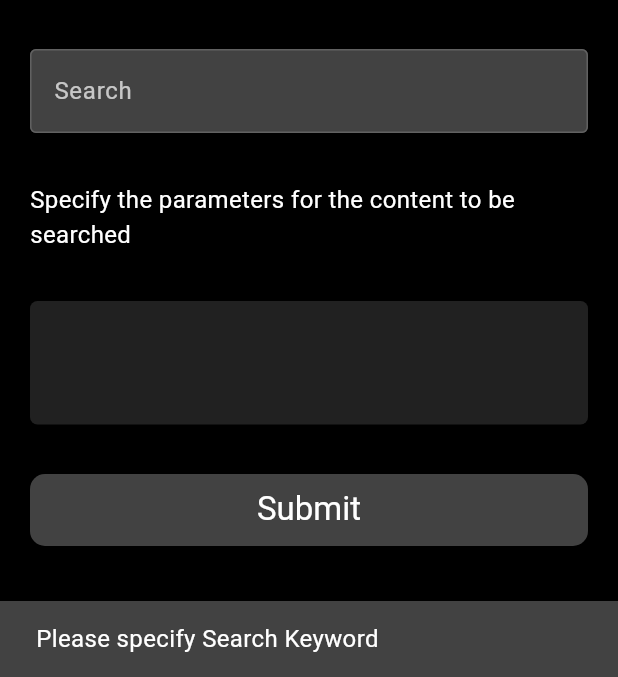
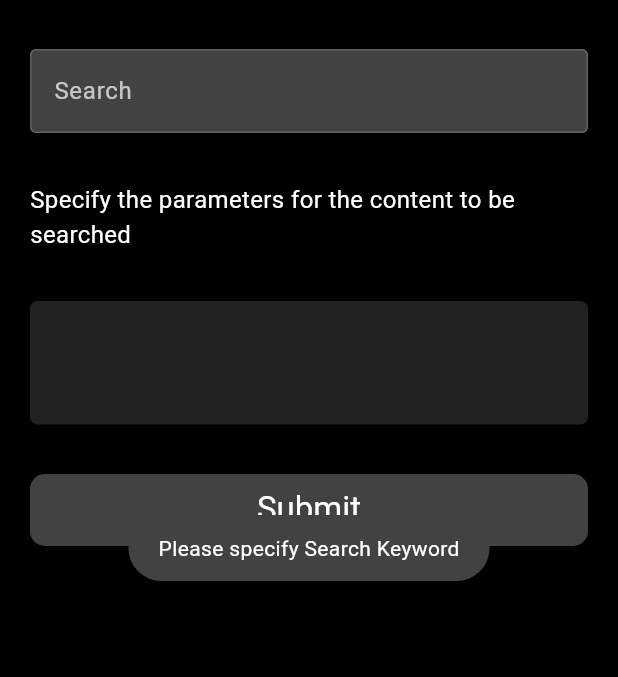
Before and after one commit to ARAVINDKARATE/itunesapp, a Flutter app: the screen it shows after launch, after a tap on "Submit", on a phone screen of 412 x 824 dp, the part 559-1236 px from its top. Run offline on Flutter 3.47's test engine with Material 3 defaults, Android fonts, the phone set to English and light mode, and no system bars; our stand-ins replace connectivity_plus, dio, flutter_markdown, flutter_riverpod, fluttertoast; missing offline and left inert: flutter_inappwebview, root_jailbreak_sniffer.

Commit message:
code optimization

```diff
--- a/lib/services/itunes_api_services.dart
+++ b/lib/services/itunes_api_services.dart
@@ -45,10 +45,10 @@ class ITunesApiService {
         final data = response.data is String ? jsonDecode(response.data) : response.data;
         return ITunesResponse.fromJson(data);
       } else {
-        throw Exception('Failed to load media items');
+        throw Exception('Failed to load media items: ${response.statusCode}');
       }
     } catch (e) {
-      throw Exception('Error occurred: $e');
+      throw Exception('Error occurred while fetching media items: $e');
     }
   }
 }
--- a/lib/view_models/media_view_model.dart
+++ b/lib/view_models/media_view_model.dart
@@ -2,24 +2,28 @@ import 'package:flutter_riverpod/flutter_riverpod.dart';
 import 'package:itunesapp/models/iTunes_response_model.dart';
 import 'package:itunesapp/services/itunes_api_services.dart';
 
-// Provider for managing media items state
+/// Provider for managing the state of media items.
 final mediaItemsProvider = StateNotifierProvider<MediaItemsNotifier, AsyncValue<ITunesResponse>>(
   (ref) => MediaItemsNotifier(),
 );
 
-// Notifier class for managing the state of media items
+/// Notifier class for managing the state of media items.
 class MediaItemsNotifier extends StateNotifier<AsyncValue<ITunesResponse>> {
-  final _apiService = ITunesApiService(); // Instance of the API service
+  final ITunesApiService _apiService;
 
-  MediaItemsNotifier() : super(const AsyncValue.loading()); // Initial state is loading
+  /// Creates an instance of [MediaItemsNotifier] with the provided [apiService].
+  MediaItemsNotifier([ITunesApiService? apiService])
+      : _apiService = apiService ?? ITunesApiService(),
+        super(const AsyncValue.loading()); // Initial state is loading
 
-  // Method to search for media items
+  /// Searches for media items based on the query and selected parameters.
   Future<void> searchMedia(String query, List<String> selectedItems) async {
     state = const AsyncValue.loading(); // Set state to loading before starting the search
+
     try {
       final result = await _apiService.fetchMediaItems(
         query,
-      ); // Fetch media items
+      );
       state = AsyncValue.data(result); // Set state to data if successful
     } catch (e, stackTrace) {
       state = AsyncValue.error(e, stackTrace); // Set state to error if an exception occurs
--- a/lib/views/media_search_view.dart
+++ b/lib/views/media_search_view.dart
@@ -1,14 +1,18 @@
+import 'package:connectivity_plus/connectivity_plus.dart';
 import 'package:flutter/material.dart';
 import 'package:flutter_riverpod/flutter_riverpod.dart';
+import 'package:fluttertoast/fluttertoast.dart';
 import 'package:itunesapp/view_models/media_view_model.dart';
 import 'package:itunesapp/view_models/selected_item_view_model.dart';
 import 'package:itunesapp/views/media_view.dart';
 import 'package:itunesapp/views/selectable_item_view.dart';
 
+/// A widget that allows users to search for media items and select search parameters.
 class MediaSearchView extends ConsumerWidget {
+  /// Creates an instance of [MediaSearchView].
+  MediaSearchView({super.key});
+
   final TextEditingController _searchController = TextEditingController();
-
-  MediaSearchView({super.key});
 
   @override
   Widget build(BuildContext context, WidgetRef ref) {
@@ -29,19 +33,44 @@ class MediaSearchView extends ConsumerWidget {
                 crossAxisAlignment: CrossAxisAlignment.center,
                 children: [
                   SizedBox(height: height * 0.1),
-                  Row(
+                  _buildLogo(),
+                  SizedBox(height: height * 0.07),
+                  _buildDescriptionText(),
+                  SizedBox(height: height * 0.04),
+                  _buildSearchField(),
+                  SizedBox(height: height * 0.04),
+                  _buildParametersDescription(),
+                  SizedBox(height: height * 0.04),
+                  _buildSelectedItems(selectedItems, context, ref),
+                  SizedBox(height: height * 0.04),
+                  _buildSubmitButton(context, ref, width, selectedItems),
+                ],
+              ),
+            ),
+          ),
+        ),
+      ),
+    );
+  }
+
+  Widget _buildLogo() {
+    return Row(
       mainAxisAlignment: MainAxisAlignment.center,
       children: [
         Image.asset('assets/images/iTunes_logo.jpg', height: 36.0),
       ],
-                  ),
-                  SizedBox(height: height * 0.07),
-                  const Text(
+    );
+  }
+
+  Widget _buildDescriptionText() {
+    return const Text(
       'Search for a variety of content from the iTunes store including iBooks, movies, podcasts, music, music videos, and audiobooks',
       style: TextStyle(color: Colors.white, fontSize: 16),
-                  ),
-                  SizedBox(height: height * 0.04),
-                  TextField(
+    );
+  }
+
+  Widget _buildSearchField() {
+    return TextField(
       controller: _searchController,
       decoration: InputDecoration(
         hintText: 'Search',
@@ -56,14 +85,18 @@ class MediaSearchView extends ConsumerWidget {
         ),
       ),
       style: const TextStyle(color: Colors.white),
-                  ),
-                  SizedBox(height: height * 0.04),
-                  const Text(
+    );
+  }
+
+  Widget _buildParametersDescription() {
+    return const Text(
       'Specify the parameters for the content to be searched',
       style: TextStyle(color: Colors.white, fontSize: 16),
-                  ),
-                  SizedBox(height: height * 0.04),
-                  GestureDetector(
+    );
+  }
+
+  Widget _buildSelectedItems(List<String> selectedItems, BuildContext context, WidgetRef ref) {
+    return GestureDetector(
       onTap: () async {
         final result = await Navigator.push(
           context,
@@ -76,8 +109,8 @@ class MediaSearchView extends ConsumerWidget {
         }
       },
       child: Container(
-                      width: width,
-                      height: height * 0.1,
+        width: MediaQuery.of(context).size.width,
+        height: MediaQuery.of(context).size.height * 0.1,
         padding: const EdgeInsets.all(10.0),
         decoration: BoxDecoration(
           color: Colors.grey[900],
@@ -101,13 +134,29 @@ class MediaSearchView extends ConsumerWidget {
           }).toList(),
         ),
       ),
-                  ),
-                  SizedBox(height: height * 0.04),
-                  ElevatedButton(
+    );
+  }
+
+  Widget _buildSubmitButton(BuildContext context, WidgetRef ref, double width, List<String> selectedItems) {
+    return ElevatedButton(
       onPressed: () async {
-                      final searchQuery = _searchController.text;
+        final searchQuery = _searchController.text.trim();
 
         if (searchQuery.isNotEmpty) {
+          try {
+            // Check internet connectivity
+            final connectivityResult = await (Connectivity().checkConnectivity());
+
+            if (connectivityResult == ConnectivityResult.none) {
+              // No internet connection
+              Fluttertoast.showToast(
+                msg: "No internet connection. Please check your connection and try again.",
+                toastLength: Toast.LENGTH_LONG,
+                gravity: ToastGravity.BOTTOM,
+                backgroundColor: Colors.grey[800],
+                textColor: Colors.white,
+              );
+            } else {
               // Trigger the state update in the provider
               ref.read(mediaItemsProvider.notifier).searchMedia(searchQuery, selectedItems);
 
@@ -118,12 +167,24 @@ class MediaSearchView extends ConsumerWidget {
                   builder: (context) => MediaViewScreen(selectedItems),
                 ),
               );
+            }
+          } catch (error) {
+            // Handle errors
+            Fluttertoast.showToast(
+              msg: "Error occurred: $error",
+              toastLength: Toast.LENGTH_LONG,
+              gravity: ToastGravity.BOTTOM,
+              backgroundColor: Colors.grey[800],
+              textColor: Colors.white,
+            );
+          }
         } else {
-                        ScaffoldMessenger.of(context).showSnackBar(
-                          SnackBar(
-                            content: const Text("Please specify Search Keyword", style: TextStyle(color: Colors.white, fontSize: 16)),
+          Fluttertoast.showToast(
+            msg: "Please specify Search Keyword",
+            toastLength: Toast.LENGTH_LONG,
+            gravity: ToastGravity.BOTTOM,
             backgroundColor: Colors.grey[800],
-                          ),
+            textColor: Colors.white,
           );
         }
       },
@@ -136,13 +197,6 @@ class MediaSearchView extends ConsumerWidget {
         ),
       ),
       child: const Text('Submit', style: TextStyle(color: Colors.white, fontSize: 22)),
-                  ),
-                ],
-              ),
-            ),
-          ),
-        ),
-      ),
     );
   }
 }
--- a/pubspec.yaml
+++ b/pubspec.yaml
@@ -48,6 +48,8 @@ dependencies:
   flutter_markdown: ^0.7.3+1
   flutter_inappwebview: ^6.0.0
   intl: ^0.19.0
+  connectivity_plus: ^6.0.5
+  fluttertoast: ^8.2.8
 
 dev_dependencies:
   flutter_test:
```
Also changed, not shown: pubspec.lock, 3 other files. Lines whose indentation alone changed are shown as unchanged.
